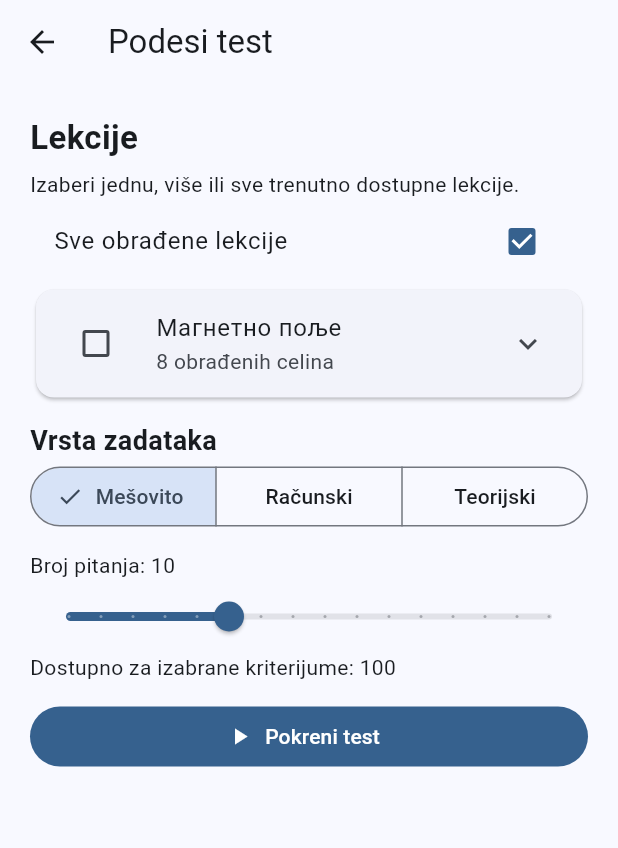
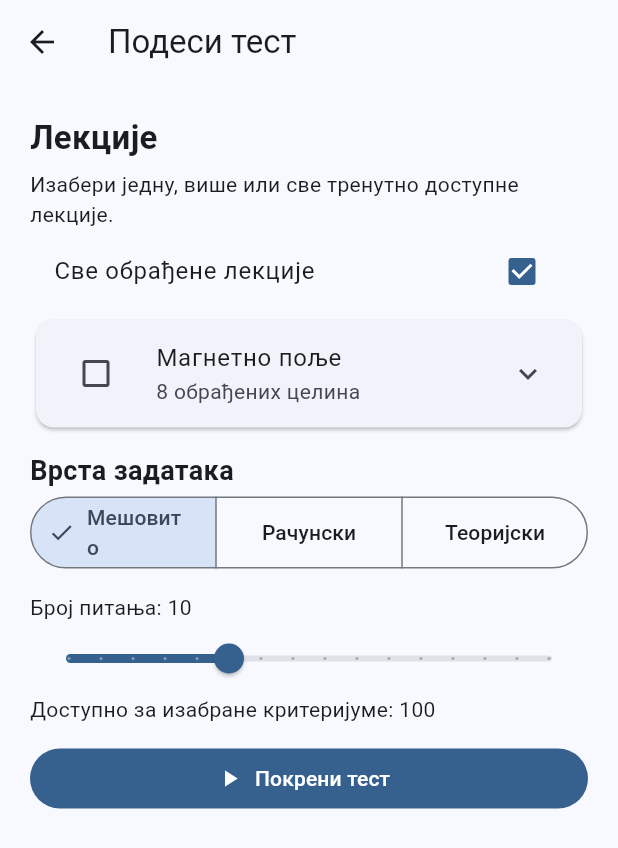
Before and after one commit to skillerror-gif/Fizika-inicijalni-app, a Flutter app: the screen it shows after launch, after a tap on "Test", on a phone screen of 412 x 824 dp. Shown: the top 848 px of the screen. Run offline on Flutter 3.47's test engine with Material 3 defaults, Android fonts, the phone set to English and light mode, and no system bars; our stand-ins replace sqflite; missing offline and left inert: cryptography; accounts and stored records are empty.

Commit message:
Fix Test mode analyzer issues and selection UI

```diff
--- a/lib/presentation/screens/home_screen.dart
+++ b/lib/presentation/screens/home_screen.dart
@@ -5,7 +5,6 @@
 
 import '../../data/content_repository.dart';
 import '../../domain/progress_store.dart';
-import '../../domain/master_test_generator.dart';
 import '../widgets/visual_question_panel.dart';
 import 'user_guide_screen.dart';
 
@@ -152,65 +151,6 @@
     if (q.nature == 'calculation') calc++;
   }
   return result;
-}
-
-MasterLevel _level(String a) {
-  switch (a) {
-    case 'N1':
-      return MasterLevel.basic;
-    case 'N2':
-      return MasterLevel.intermediate;
-    case 'N3':
-      return MasterLevel.advanced;
-    default:
-      throw FormatException('Nepoznat achievement_level: $a');
-  }
-}
-
-void _openMasterTest(BuildContext context, List<AppQuestion> qs) {
-  final map = {for (final q in qs) q.id: q};
-  final tq = qs
-      .map(
-        (q) => TestQuestion(
-          id: q.id,
-          unlockOrder: q.unlock,
-          level: _level(q.achievementLevel),
-          nature: q.nature,
-          representation: q.representation,
-          subdomainId: q.subdomainId,
-          correctOptionId: q.correct,
-          equivalenceGroup: q.equivalenceGroup,
-          published: true,
-          scientificPass: true,
-        ),
-      )
-      .toList();
-  try {
-    final picked = MasterTestGenerator().generate(tq, 35);
-    Navigator.push(
-      context,
-      MaterialPageRoute(
-        builder: (_) =>
-            QuizScreen(questions: picked.map((x) => map[x.id]!).toList()),
-      ),
-    );
-  } on TestGenerationException {
-    showDialog(
-      context: context,
-      builder: (_) => AlertDialog(
-        title: const Text('Test trenutno nije moguće sastaviti'),
-        content: const Text(
-          'Trenutno nema dovoljno odgovarajućih pitanja za sastavljanje testa. Pokušaj ponovo kasnije.',
-        ),
-        actions: [
-          TextButton(
-            onPressed: () => Navigator.pop(context),
-            child: const Text('U redu'),
-          ),
-        ],
-      ),
-    );
-  }
 }
 
 class HomeScreen extends StatefulWidget {
@@ -578,35 +518,86 @@
 class TestPersonalizationScreen extends StatefulWidget {
   const TestPersonalizationScreen({super.key, required this.allQuestions});
   final List<AppQuestion> allQuestions;
+
   @override
-  State<TestPersonalizationScreen> createState() => _TestPersonalizationScreenState();
+  State<TestPersonalizationScreen> createState() =>
+      _TestPersonalizationScreenState();
 }
 
-class _TestPersonalizationScreenState extends State<TestPersonalizationScreen> {
+class _TestPersonalizationScreenState
+    extends State<TestPersonalizationScreen> {
   final Set<String> selectedSubdomains = {};
   final Set<String> expandedAreas = {};
   int count = 10;
   String focus = 'mixed';
 
-  List<String> get areas => widget.allQuestions.map((q) => mainAreaId(q.subdomainId)).toSet().toList()..sort();
-  List<String> subdomains(String area) => widget.allQuestions.where((q) => mainAreaId(q.subdomainId) == area).map((q) => q.subdomainId).toSet().toList()..sort();
-  bool areaSelected(String area) { final ids = subdomains(area); return ids.isNotEmpty && ids.every(selectedSubdomains.contains); }
-  void toggleArea(String area, bool value) { final ids = subdomains(area); setState(() { value ? selectedSubdomains.addAll(ids) : selectedSubdomains.removeAll(ids); }); }
+  List<String> get areas {
+    final result = widget.allQuestions
+        .map((q) => mainAreaId(q.subdomainId))
+        .toSet()
+        .toList();
+    result.sort();
+    return result;
+  }
+
+  List<String> subdomains(String area) {
+    final result = widget.allQuestions
+        .where((q) => mainAreaId(q.subdomainId) == area)
+        .map((q) => q.subdomainId)
+        .toSet()
+        .toList();
+    result.sort();
+    return result;
+  }
+
+  bool areaSelected(String area) {
+    final ids = subdomains(area);
+    return ids.isNotEmpty && ids.every(selectedSubdomains.contains);
+  }
+
+  void toggleArea(String area, bool value) {
+    final ids = subdomains(area);
+    setState(() {
+      if (value) {
+        selectedSubdomains.addAll(ids);
+      } else {
+        selectedSubdomains.removeAll(ids);
+      }
+    });
+  }
 
   List<AppQuestion> get eligiblePool {
-    final byLesson = widget.allQuestions.where((q) => selectedSubdomains.isEmpty || selectedSubdomains.contains(q.subdomainId));
-    return (focus == 'mixed' ? byLesson : byLesson.where((q) => q.nature == focus)).toList();
+    final byLesson = widget.allQuestions.where(
+      (q) =>
+          selectedSubdomains.isEmpty ||
+          selectedSubdomains.contains(q.subdomainId),
+    );
+    return (focus == 'mixed'
+            ? byLesson
+            : byLesson.where((q) => q.nature == focus))
+        .toList();
   }
 
   void start() {
     final pool = eligiblePool;
-    if (pool.isEmpty) {
-      ScaffoldMessenger.of(context).showSnackBar(const SnackBar(content: Text('Za izabrane kriterijume trenutno nema pitanja.')));
+    if (pool.length < 5) {
+      ScaffoldMessenger.of(context).showSnackBar(
+        const SnackBar(
+          content: Text(
+            'Za izabrane kriterijume potrebno je najmanje 5 pitanja.',
+          ),
+        ),
+      );
       return;
     }
     final n = min(count, pool.length);
     final picked = randomizedPractice(pool, count: n, focus: focus);
-    Navigator.push(context, MaterialPageRoute(builder: (_) => TestQuizScreen(questions: picked)));
+    Navigator.push(
+      context,
+      MaterialPageRoute(
+        builder: (_) => TestQuizScreen(questions: picked),
+      ),
+    );
   }
 
   @override
@@ -615,51 +606,106 @@
     final available = eligiblePool.length;
     final maxCount = max(5, min(20, available));
     final shownCount = min(count, maxCount);
+
     return Scaffold(
-      appBar: AppBar(title: const Text('Podesi test')),
+      appBar: AppBar(title: const Text('Подеси тест')),
       body: ListView(
         padding: const EdgeInsets.all(20),
         children: [
-          const Text('Lekcije', style: TextStyle(fontSize: 22, fontWeight: FontWeight.bold)),
+          const Text(
+            'Лекције',
+            style: TextStyle(fontSize: 22, fontWeight: FontWeight.bold),
+          ),
           const SizedBox(height: 6),
-          const Text('Izaberi jednu, više ili sve trenutno dostupne lekcije.'),
-          CheckboxListTile(value: all, title: const Text('Sve obrađene lekcije'), onChanged: (_) => setState(selectedSubdomains.clear)),
+          const Text(
+            'Изабери једну, више или све тренутно доступне лекције.',
+          ),
+          CheckboxListTile(
+            value: all,
+            title: const Text('Све обрађене лекције'),
+            onChanged: (_) => setState(selectedSubdomains.clear),
+          ),
           ...areas.map((area) {
             final open = expandedAreas.contains(area);
             final ids = subdomains(area);
-            return Card(child: Column(children: [
-              ListTile(
-                leading: Checkbox(value: areaSelected(area), onChanged: (v) => toggleArea(area, v == true)),
-                title: Text(mainAreaNames[area] ?? area),
-                subtitle: Text('${ids.length} obrađenih celina'),
-                trailing: Icon(open ? Icons.expand_less : Icons.expand_more),
-                onTap: () => setState(() => open ? expandedAreas.remove(area) : expandedAreas.add(area)),
+            return Card(
+              child: Column(
+                children: [
+                  ListTile(
+                    leading: Checkbox(
+                      value: areaSelected(area),
+                      onChanged: (v) => toggleArea(area, v == true),
+                    ),
+                    title: Text(mainAreaNames[area] ?? area),
+                    subtitle: Text('${ids.length} обрађених целина'),
+                    trailing: Icon(
+                      open ? Icons.expand_less : Icons.expand_more,
+                    ),
+                    onTap: () => setState(
+                      () => open
+                          ? expandedAreas.remove(area)
+                          : expandedAreas.add(area),
+                    ),
+                  ),
+                  if (open)
+                    ...ids.map(
+                      (id) => CheckboxListTile(
+                        contentPadding: const EdgeInsets.only(
+                          left: 48,
+                          right: 16,
+                        ),
+                        value: selectedSubdomains.contains(id),
+                        title: Text(lessonNames[id] ?? id),
+                        onChanged: (v) => setState(() {
+                          if (v == true) {
+                            selectedSubdomains.add(id);
+                          } else {
+                            selectedSubdomains.remove(id);
+                          }
+                        }),
+                      ),
+                    ),
+                ],
               ),
-              if (open) ...ids.map((id) => CheckboxListTile(
-                contentPadding: const EdgeInsets.only(left: 48, right: 16),
-                value: selectedSubdomains.contains(id),
-                title: Text(lessonNames[id] ?? id),
-                onChanged: (v) => setState(() { if (v == true) { selectedSubdomains.add(id); } else { selectedSubdomains.remove(id); } }),
-              )),
-            ]));
+            );
           }),
           const SizedBox(height: 12),
-          const Text('Vrsta zadataka', style: TextStyle(fontSize: 18, fontWeight: FontWeight.bold)),
+          const Text(
+            'Врста задатака',
+            style: TextStyle(fontSize: 18, fontWeight: FontWeight.bold),
+          ),
           SegmentedButton<String>(
             segments: const [
-              ButtonSegment(value: 'mixed', label: Text('Mešovito')),
-              ButtonSegment(value: 'calculation', label: Text('Računski')),
-              ButtonSegment(value: 'theory', label: Text('Teorijski')),
+              ButtonSegment(value: 'mixed', label: Text('Мешовито')),
+              ButtonSegment(value: 'calculation', label: Text('Рачунски')),
+              ButtonSegment(value: 'theory', label: Text('Теоријски')),
             ],
             selected: {focus},
             onSelectionChanged: (v) => setState(() => focus = v.first),
           ),
           const SizedBox(height: 12),
-          Text('Broj pitanja: $shownCount'),
-          Slider(value: shownCount.toDouble(), min: 5, max: maxCount.toDouble(), divisions: maxCount > 5 ? maxCount - 5 : 1, label: '$shownCount', onChanged: available < 5 ? null : (v) => setState(() => count = v.round())),
-          Text('Dostupno za izabrane kriterijume: $available'),
+          Text('Број питања: $shownCount'),
+          Slider(
+            value: shownCount.toDouble(),
+            min: 5,
+            max: maxCount.toDouble(),
+            divisions: maxCount > 5 ? maxCount - 5 : 1,
+            label: '$shownCount',
+            onChanged: available < 5
+                ? null
+                : (v) => setState(() => count = v.round()),
+          ),
+          Text('Доступно за изабране критеријуме: $available'),
           const SizedBox(height: 12),
-          FilledButton.icon(onPressed: available == 0 ? null : start, icon: const Icon(Icons.play_arrow), label: Text(all ? 'Pokreni test' : 'Pokreni test iz izabranog gradiva')),
+          FilledButton.icon(
+            onPressed: available < 5 ? null : start,
+            icon: const Icon(Icons.play_arrow),
+            label: Text(
+              all
+                  ? 'Покрени тест'
+                  : 'Покрени тест из изабраног градива',
+            ),
+          ),
         ],
       ),
     );
@@ -669,6 +715,7 @@
 class TestQuizScreen extends StatefulWidget {
   const TestQuizScreen({super.key, required this.questions});
   final List<AppQuestion> questions;
+
   @override
   State<TestQuizScreen> createState() => _TestQuizScreenState();
 }
@@ -676,23 +723,46 @@
 class _TestQuizScreenState extends State<TestQuizScreen> {
   int i = 0;
   final Map<String, String> answers = {};
-  void select(String optionId) => setState(() => answers[widget.questions[i].id] = optionId);
+
+  void select(String optionId) {
+    setState(() => answers[widget.questions[i].id] = optionId);
+  }
 
   void next() {
-    if (i + 1 < widget.questions.length) { setState(() => i++); return; }
-    final correct = widget.questions.where((q) => answers[q.id] == q.correct).length;
+    if (i + 1 < widget.questions.length) {
+      setState(() => i++);
+      return;
+    }
+    final correct =
+        widget.questions.where((q) => answers[q.id] == q.correct).length;
     for (final q in widget.questions) {
-      ProgressStore.record(questionId: q.id, subdomain: q.subdomainId, correct: answers[q.id] == q.correct, difficulty: q.difficulty);
+      ProgressStore.record(
+        questionId: q.id,
+        subdomain: q.subdomainId,
+        correct: answers[q.id] == q.correct,
+        difficulty: q.difficulty,
+      );
     }
-    Navigator.pushReplacement(context, MaterialPageRoute(builder: (_) => ResultScreen(correct: correct, total: widget.questions.length)));
+    Navigator.pushReplacement(
+      context,
+      MaterialPageRoute(
+        builder: (_) => ResultScreen(
+          correct: correct,
+          total: widget.questions.length,
+        ),
+      ),
+    );
   }
 
   @override
   Widget build(BuildContext context) {
     final q = widget.questions[i];
     final selected = answers[q.id];
+
     return Scaffold(
-      appBar: AppBar(title: Text('Test • ${i + 1}/${widget.questions.length}')),
+      appBar: AppBar(
+        title: Text('Тест • ${i + 1}/${widget.questions.length}'),
+      ),
       body: ListView(
         padding: const EdgeInsets.all(20),
         children: [
@@ -702,13 +772,43 @@
           const SizedBox(height: 8),
           Text(q.stem, style: Theme.of(context).textTheme.titleLarge),
           const SizedBox(height: 12),
-          VisualQuestionPanel(representation: q.representation, media: q.media),
+          VisualQuestionPanel(
+            representation: q.representation,
+            media: q.media,
+          ),
           const SizedBox(height: 16),
-          ...q.options.entries.map((e) => Card(child: RadioListTile<String>(value: e.key, groupValue: selected, title: Text('${e.key}. ${e.value}'), onChanged: (v) => v == null ? null : select(v)))),
+          RadioGroup<String>(
+            groupValue: selected,
+            onChanged: (value) {
+              if (value != null) select(value);
+            },
+            child: Column(
+              children: q.options.entries
+                  .map(
+                    (e) => Card(
+                      child: RadioListTile<String>(
+                        value: e.key,
+                        title: Text('${e.key}. ${e.value}'),
+                      ),
+                    ),
+                  )
+                  .toList(),
+            ),
+          ),
           const SizedBox(height: 20),
-          FilledButton(onPressed: selected == null ? null : next, child: Text(i + 1 == widget.questions.length ? 'Predaj test' : 'Sledeće pitanje')),
+          FilledButton(
+            onPressed: selected == null ? null : next,
+            child: Text(
+              i + 1 == widget.questions.length
+                  ? 'Предај тест'
+                  : 'Следеће питање',
+            ),
+          ),
           const SizedBox(height: 8),
-          const Text('Tačni odgovori i objašnjenja se ne prikazuju tokom testa.', textAlign: TextAlign.center),
+          const Text(
+            'Тачни одговори и објашњења се не приказују током теста.',
+            textAlign: TextAlign.center,
+          ),
         ],
       ),
     );
```
